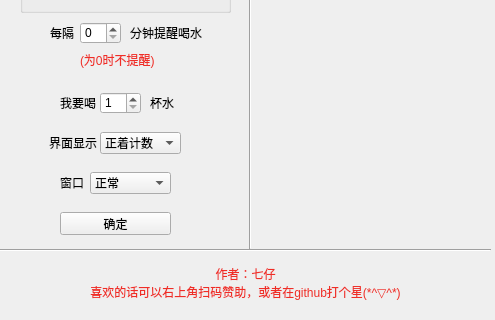
The window that setting_form.ui (baby7/drinking) describes before a commit, drawn with Qt 5; both pictures show x 0 to 495 and y 158 to 478 of the 495 by 478 pixel window.
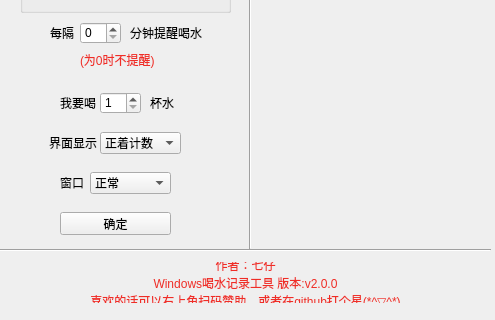
The same window after the commit.

What changed in the file:
```diff
--- a/setting_form.ui
+++ b/setting_form.ui
@@ -409,6 +409,7 @@
    </property>
    <property name="text">
     <string>作者：七仔
+Windows喝水记录工具 版本:v2.0.0
 喜欢的话可以右上角扫码赞助，或者在github打个星(*^▽^*)</string>
    </property>
    <property name="textFormat">
```
